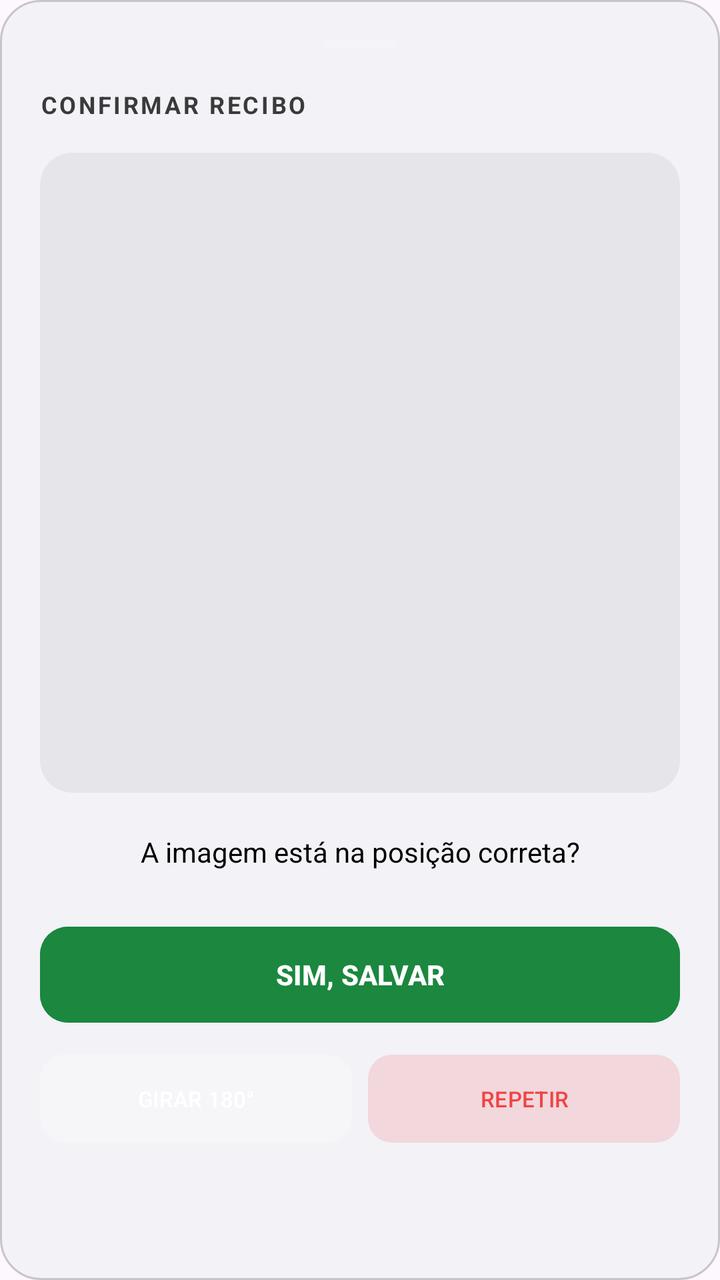
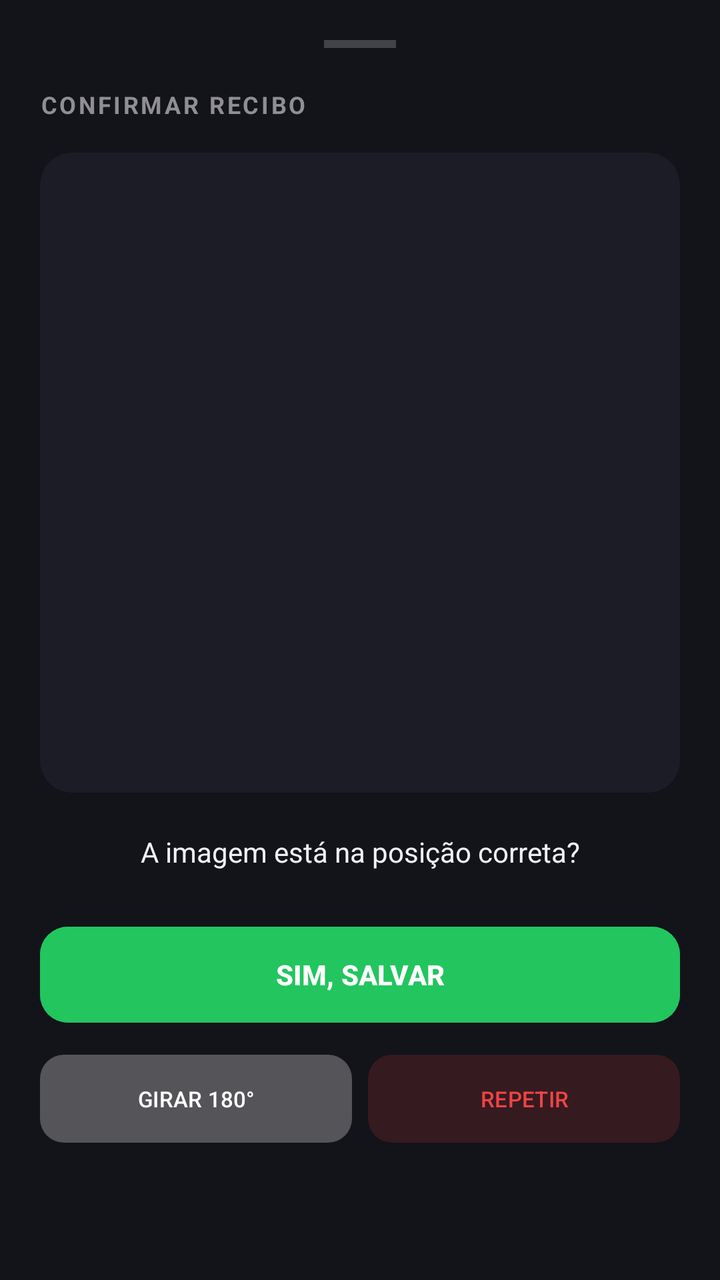

Screens rendered from an Android XML layout before and after an edit, with the pre-edit source and the edit as a unified diff.
<!-- AndroidManifest.xml: application theme Theme.ControleKM -->
<!-- res/layout/layout_dialog_confirmar_scan.xml -->
<?xml version="1.0" encoding="utf-8"?>
<LinearLayout xmlns:android="http://schemas.android.com/apk/res/android"
    xmlns:app="http://schemas.android.com/apk/res-auto"
    android:layout_width="match_parent"
    android:layout_height="wrap_content"
    android:background="@drawable/bg_card_modern"
    android:orientation="vertical"
    android:padding="20dp">

    <View
        android:layout_width="36dp"
        android:layout_height="4dp"
        android:layout_gravity="center_horizontal"
        android:background="#33FFFFFF"
        android:layout_marginBottom="20dp"/>

    <TextView
        android:layout_width="wrap_content"
        android:layout_height="wrap_content"
        android:text="CONFIRMAR RECIBO"
        android:textColor="@color/text_muted"
        android:textSize="12sp"
        android:textStyle="bold"
        android:letterSpacing="0.1"
        android:layout_marginBottom="16dp"/>

    
    <androidx.cardview.widget.CardView
        android:layout_width="match_parent"
        android:layout_height="320dp"
        app:cardCornerRadius="16dp"
        app:cardElevation="0dp"
        android:backgroundTint="@color/surface2"
        android:layout_marginBottom="20dp">
        <ImageView
            android:id="@+id/imgPreviewScan"
            android:layout_width="match_parent"
            android:layout_height="match_parent"
            android:scaleType="centerInside"
            android:padding="4dp"/>
    </androidx.cardview.widget.CardView>

    <TextView
        android:layout_width="match_parent"
        android:layout_height="wrap_content"
        android:text="A imagem está na posição correta?"
        android:textColor="@color/text_main"
        android:textSize="14sp"
        android:gravity="center"
        android:layout_marginBottom="24dp"/>

    <LinearLayout
        android:layout_width="match_parent"
        android:layout_height="wrap_content"
        android:orientation="vertical">

        <Button
            android:id="@+id/btnConfirmarScan"
            android:layout_width="match_parent"
            android:layout_height="56dp"
            android:text="SIM, SALVAR"
            android:backgroundTint="@color/accent_green"
            android:textColor="#FFFFFF"
            android:textStyle="bold"
            app:cornerRadius="14dp"
            android:layout_marginBottom="8dp"/>

        <LinearLayout
            android:layout_width="match_parent"
            android:layout_height="wrap_content"
            android:orientation="horizontal">

            <Button
                android:id="@+id/btnGirarScan"
                android:layout_width="0dp"
                android:layout_height="52dp"
                android:layout_weight="1"
                android:text="GIRAR 180°"
                android:backgroundTint="#26FFFFFF"
                android:textColor="#FFFFFF"
                android:layout_marginEnd="4dp"
                app:cornerRadius="12dp"
                android:textSize="11sp"/>

            <Button
                android:id="@+id/btnRepetirScan"
                android:layout_width="0dp"
                android:layout_height="52dp"
                android:layout_weight="1"
                android:text="REPETIR"
                android:backgroundTint="#14EF4444"
                android:textColor="#EF4444"
                android:layout_marginStart="4dp"
                app:cornerRadius="12dp"
                android:textSize="11sp"/>
        </LinearLayout>
    </LinearLayout>
</LinearLayout>
<!-- resources referenced by this layout -->
<resources>
  <color name="accent_green">#1B873F</color>
  <color name="surface2">#E5E5EA</color>
  <color name="text_main">#000000</color>
  <color name="text_muted">#3A3A3C</color>
  <!-- drawable bg_card_modern (drawable) -->
  <?xml version="1.0" encoding="utf-8"?>
  <shape xmlns:android="http://schemas.android.com/apk/res/android">
      <solid android:color="@color/surface" />
      <corners android:radius="20dp" />
      <stroke android:width="1dp" android:color="@color/border_color" />
  </shape>
  <style name="Theme.ControleKM" parent="Base.Theme.ControleKM">
          <item name="bottomSheetDialogTheme">@style/CustomBottomSheetDialog</item>
      </style>
  <color name="surface">#F2F2F7</color>
  <color name="border_color">#C6C6C8</color>
  <style name="Base.Theme.ControleKM" parent="Theme.Material3.DayNight.NoActionBar">
          
          
      </style>
  <style name="CustomBottomSheetDialog" parent="Theme.Design.Light.BottomSheetDialog">
          <item name="bottomSheetStyle">@style/CustomBottomSheetStyle</item>
      </style>
  <style name="CustomBottomSheetStyle" parent="Widget.Design.BottomSheet.Modal">
          <item name="android:background">@android:color/transparent</item>
      </style>
</resources>

<!-- the commit's change to res/layout/layout_dialog_confirmar_scan.xml (unified diff, before → after) -->
@@ -3,7 +3,7 @@
     xmlns:app="http://schemas.android.com/apk/res-auto"
     android:layout_width="match_parent"
     android:layout_height="wrap_content"
-    android:background="@drawable/bg_card_modern"
+    android:background="#13131A"
     android:orientation="vertical"
     android:padding="20dp">
 
@@ -18,7 +18,7 @@
         android:layout_width="wrap_content"
         android:layout_height="wrap_content"
         android:text="CONFIRMAR RECIBO"
-        android:textColor="@color/text_muted"
+        android:textColor="#8E8E93"
         android:textSize="12sp"
         android:textStyle="bold"
         android:letterSpacing="0.1"
@@ -30,7 +30,7 @@
         android:layout_height="320dp"
         app:cardCornerRadius="16dp"
         app:cardElevation="0dp"
-        android:backgroundTint="@color/surface2"
+        app:cardBackgroundColor="#1C1C27"
         android:layout_marginBottom="20dp">
         <ImageView
             android:id="@+id/imgPreviewScan"
@@ -44,7 +44,7 @@
         android:layout_width="match_parent"
         android:layout_height="wrap_content"
         android:text="A imagem está na posição correta?"
-        android:textColor="@color/text_main"
+        android:textColor="#F0F0F5"
         android:textSize="14sp"
         android:gravity="center"
         android:layout_marginBottom="24dp"/>
@@ -59,7 +59,7 @@
             android:layout_width="match_parent"
             android:layout_height="56dp"
             android:text="SIM, SALVAR"
-            android:backgroundTint="@color/accent_green"
+            android:backgroundTint="#22C55E"
             android:textColor="#FFFFFF"
             android:textStyle="bold"
             app:cornerRadius="14dp"
<!-- resource entries referenced after the edit -->
@@ -1,29 +1,15 @@
 <!-- resources referenced by this layout -->
 <resources>
-  <color name="accent_green">#1B873F</color>
-  <color name="surface2">#E5E5EA</color>
-  <color name="text_main">#000000</color>
-  <color name="text_muted">#3A3A3C</color>
-  <!-- drawable bg_card_modern (drawable) -->
-  <?xml version="1.0" encoding="utf-8"?>
-  <shape xmlns:android="http://schemas.android.com/apk/res/android">
-      <solid android:color="@color/surface" />
-      <corners android:radius="20dp" />
-      <stroke android:width="1dp" android:color="@color/border_color" />
-  </shape>
   <style name="Theme.ControleKM" parent="Base.Theme.ControleKM">
           <item name="bottomSheetDialogTheme">@style/CustomBottomSheetDialog</item>
       </style>
-  <color name="surface">#F2F2F7</color>
-  <color name="border_color">#C6C6C8</color>
   <style name="Base.Theme.ControleKM" parent="Theme.Material3.DayNight.NoActionBar">
           
-          
       </style>
-  <style name="CustomBottomSheetDialog" parent="Theme.Design.Light.BottomSheetDialog">
+  <style name="CustomBottomSheetDialog" parent="Theme.Material3.DayNight.BottomSheetDialog">
           <item name="bottomSheetStyle">@style/CustomBottomSheetStyle</item>
       </style>
-  <style name="CustomBottomSheetStyle" parent="Widget.Design.BottomSheet.Modal">
+  <style name="CustomBottomSheetStyle" parent="Widget.Material3.BottomSheet.Modal">
           <item name="android:background">@android:color/transparent</item>
       </style>
 </resources>
